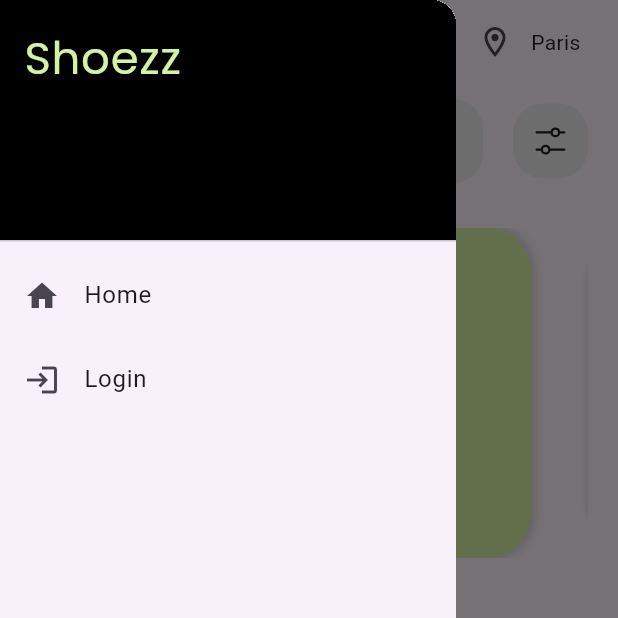
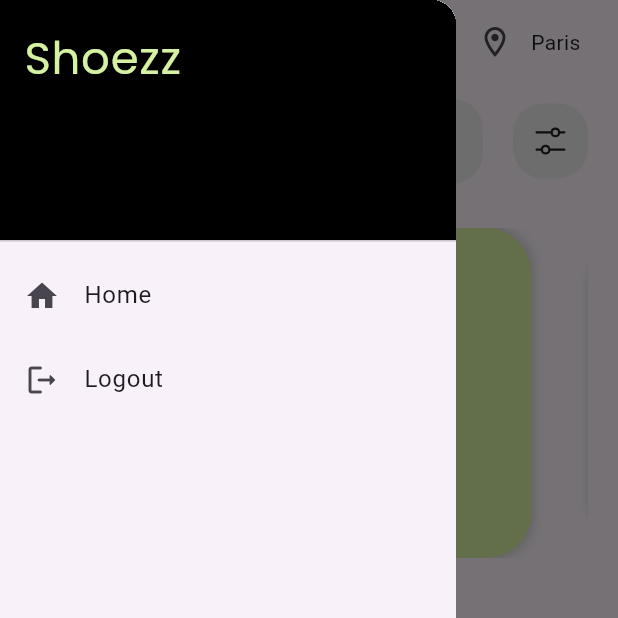
Before and after one commit to abhijithab/shoezz, a Flutter app: the homeScreen screen opened directly, after a tap on the "clear all" icon, on a phone screen of 412 x 824 dp, the top half of it. Run offline on Flutter 3.47's test engine with Material 3 defaults, Android fonts, the phone set to English and light mode, and no system bars; drawn by our look-alikes of carousel_slider, smooth_page_indicator; our stand-ins replace fluentui_system_icons, google_fonts, shared_preferences; accounts and stored records are empty.

Commit message:
final commit

```diff
--- a/lib/home.dart
+++ b/lib/home.dart
@@ -2,6 +2,7 @@
 import 'package:fluentui_system_icons/fluentui_system_icons.dart';
 import 'package:flutter/material.dart';
 import 'package:google_fonts/google_fonts.dart';
+import 'package:shared_preferences/shared_preferences.dart';
 import 'package:shoezz/login.dart';
 import 'package:smooth_page_indicator/smooth_page_indicator.dart';
 
@@ -54,34 +55,49 @@
     },
   ];
   final List<Map<String, dynamic>> iconsList = [
-    {'path': 'assets/adidasicon.png',
-    'color':Colors.grey[350]},
-    {'path': 'assets/puma.png','color':Colors.grey[350]},
-    {'path': 'assets/nike.png','color':Colors.grey[350]},
+    {'path': 'assets/adidasicon.png', 'color': Colors.grey[350]},
+    {'path': 'assets/puma.png', 'color': Colors.grey[350]},
+    {'path': 'assets/nike.png', 'color': Colors.grey[350]},
   ];
 
-  final List<String> brandList=[
+  final List<String> brandList = [
     'assets/adidasicon.png',
     'assets/puma.png',
     'assets/nike.png',
     'assets/new-balance.png',
     'assets/fila.png',
-
   ];
 
-  final List<String> brandname=[
+  final List<String> brandname = [
     'Adidas',
     'Puma',
     'Nike',
     'NewBalance',
-    'Fila'
+    'Fila',
   ];
+
+Future<void> logout() async {
+  SharedPreferences prefs = await SharedPreferences.getInstance();
+
+  // Clear all data from SharedPreferences
+  await prefs.clear();
+
+  // Navigate to login screen and remove all previous routes
+  Navigator.pushAndRemoveUntil(
+    context,
+    MaterialPageRoute(builder: (context) => loginscreen()),
+    (Route<dynamic> route) => false,
+  );
+
+  ScaffoldMessenger.of(context).showSnackBar(
+    SnackBar(content: Text('Logout successful')),
+  );
+}
 
   @override
   Widget build(BuildContext context) {
     return Scaffold(
       appBar: AppBar(
-
         leading: Padding(
           padding: const EdgeInsets.fromLTRB(8, 0, 0, 0),
           child: Row(
@@ -125,7 +141,10 @@
               decoration: BoxDecoration(color: Colors.black),
               child: Text(
                 'Shoezz',
-                style: GoogleFonts.poppins(color:  const Color.fromARGB(255, 213, 241, 162), fontSize: 30),
+                style: GoogleFonts.poppins(
+                  color: const Color.fromARGB(255, 213, 241, 162),
+                  fontSize: 30,
+                ),
               ),
             ),
             ListTile(
@@ -139,14 +158,9 @@
               },
             ),
             ListTile(
-              leading: Icon(Icons.login),
-              title: Text('Login'),
-              onTap: () {
-                Navigator.push(
-                  context,
-                  MaterialPageRoute(builder: (context) => loginscreen()),
-                );
-              },
+              leading: Icon(Icons.logout_rounded),
+              title: Text('Logout'),
+              onTap: logout,
             ),
           ],
         ),
@@ -190,7 +204,7 @@
                 items:
                     imageList.map((imageData) {
                       return Container(
-                        margin: EdgeInsets.symmetric(horizontal:10),
+                        margin: EdgeInsets.symmetric(horizontal: 10),
                         decoration: BoxDecoration(
                           color: imageData['color'],
                           borderRadius: BorderRadius.circular(30),
@@ -271,13 +285,15 @@
                       ),
                     ],
                   ),
-                Padding(padding:EdgeInsets.fromLTRB(0,0,0,0),
+                  Padding(
+                    padding: EdgeInsets.fromLTRB(0, 0, 0, 0),
                     child: SingleChildScrollView(
                       scrollDirection: Axis.horizontal,
                       child: Row(
                         mainAxisAlignment: MainAxisAlignment.spaceBetween,
-                    children: List.generate(5, (index){
-                      return Padding(padding: EdgeInsets.all(15),
+                        children: List.generate(5, (index) {
+                          return Padding(
+                            padding: EdgeInsets.all(15),
                             child: Column(
                               children: [
                                 SizedBox(
@@ -286,34 +302,32 @@
                                   child: Container(
                                     decoration: BoxDecoration(
                                       borderRadius: BorderRadius.circular(100),
-                                color: Colors.grey[200]
-
+                                      color: Colors.grey[200],
                                     ),
-                              padding: EdgeInsets.fromLTRB(0,0,0,0),
-                              child: Image.asset(brandList[index],fit: BoxFit.contain,),
+                                    padding: EdgeInsets.fromLTRB(0, 0, 0, 0),
+                                    child: Image.asset(
+                                      brandList[index],
+                                      fit: BoxFit.contain,
                                     ),
                                   ),
-                          SizedBox(height: 5,),
+                                ),
+                                SizedBox(height: 5),
                                 SizedBox(
                                   height: 20,
-                            child: Text(brandname[index],style: GoogleFonts.poppins(fontSize: 11,),),
-                          )
-
+                                  child: Text(
+                                    brandname[index],
+                                    style: GoogleFonts.poppins(fontSize: 11),
+                                  ),
+                                ),
                               ],
-                      ),);
-
-                    })
-
-
-
-
+                            ),
+                          );
+                        }),
 
                         // List.generate(5, (index))],
                       ),
                     ),
                   ),
-
-
 
                   Row(
                     mainAxisAlignment: MainAxisAlignment.spaceBetween,
--- a/lib/login.dart
+++ b/lib/login.dart
@@ -32,6 +32,8 @@
 
     }
   }
+
+
 
   String? _emailValidator(String? value) {
     if (value == null || value.isEmpty) {
@@ -206,8 +208,8 @@
                                 },
                                 icon: Icon(
                                   passwordVisible
-                                      ? Icons.visibility_rounded
-                                      : Icons.visibility_off_rounded,
+                                      ? Icons.visibility_off_rounded
+                                      : Icons.visibility_rounded,
                                   color: Colors.black,
                                 ),
                               ),
--- a/lib/splash_screen.dart
+++ b/lib/splash_screen.dart
@@ -20,11 +20,11 @@
 
 
   Future<void> _SplashScreen() async{
-    Future.delayed(Duration(seconds: 3),()async{
+    Future.delayed(Duration(seconds: 5),()async{
       SharedPreferences prefs = await SharedPreferences.getInstance();
       bool isloggedin = prefs.getBool('isloggedin')?? false;
       if(mounted){
-        Navigator.pushReplacement(context, MaterialPageRoute(builder: (context)=>isloggedin? RegistrationScreen():BottomNavigationScreen()));
+        Navigator.pushReplacement(context, MaterialPageRoute(builder: (context)=>isloggedin? BottomNavigationScreen():loginscreen()));
       }
     },);
   }
```
Also changed, not shown: lib/registration.dart (+8 -7 lines). Lines whose indentation alone changed are shown as unchanged.
